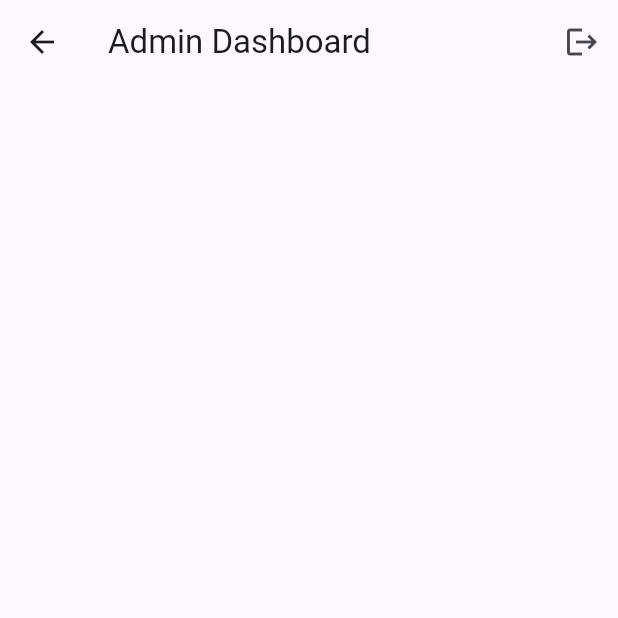
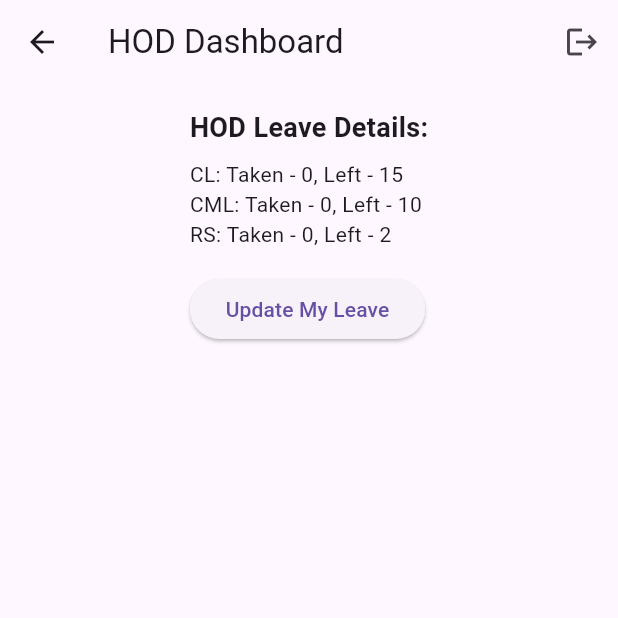
Before and after one commit to enigmayash/leave_management_system, a Flutter app: the AdminPage screen opened by its route, on a phone screen of 412 x 824 dp, the top half of it. Run offline on Flutter 3.47's test engine with Material 3 defaults, Android fonts, the phone set to English and light mode, and no system bars; our stand-ins replace cloud_firestore, firebase_auth, firebase_core; accounts and stored records are empty.

Commit message:
added hod and it's leave details and 3 types of leaves also

```diff
--- a/lib/screens/LoginPage.dart
+++ b/lib/screens/LoginPage.dart
@@ -40,7 +40,7 @@ class _LoginPageState extends State<LoginPage> {
                       .doc(user.uid)
                       .get();
                   Map<String, dynamic> userData = userDoc.data() as Map<String, dynamic>;
-                  if (userData['role'] == 'admin') {
+                  if (userData['role'] == 'hod') {
                     Navigator.pushReplacementNamed(context, '/admin');
                   } else {
                     Navigator.pushReplacementNamed(context, '/home');
--- a/lib/screens/admin_page.dart
+++ b/lib/screens/admin_page.dart
@@ -2,23 +2,80 @@ import 'package:flutter/material.dart';
 import 'package:cloud_firestore/cloud_firestore.dart';
 import 'package:firebase_auth/firebase_auth.dart';
 
-class AdminPage extends StatelessWidget {
+class AdminPage extends StatefulWidget {
+  @override
+  _AdminPageState createState() => _AdminPageState();
+}
+
+class _AdminPageState extends State<AdminPage> {
+  final FirebaseFirestore _firestore = FirebaseFirestore.instance;
+  Map<String, int> hodLeaves = {'CL': 0, 'CML': 0, 'RS': 0};
+  Map<String, int> hodLeavesLeft = {'CL': 15, 'CML': 10, 'RS': 2};
+
+  @override
+  void initState() {
+    super.initState();
+    _loadHodLeaves();
+  }
+
+  void _loadHodLeaves() async {
+    String hodId = FirebaseAuth.instance.currentUser!.uid;
+    DocumentSnapshot hodDoc = await _firestore.collection('users').doc(hodId).get();
+    Map<String, dynamic> hodData = hodDoc.data() as Map<String, dynamic>;
+    setState(() {
+      hodLeaves = {
+        'CL': (hodData['CL_Taken'] as num?)?.toInt() ?? 0,
+        'CML': (hodData['CML_Taken'] as num?)?.toInt() ?? 0,
+        'RS': (hodData['RS_Taken'] as num?)?.toInt() ?? 0,
+      };
+      hodLeavesLeft = {
+        'CL': 15 - ((hodData['CL_Taken'] as num?)?.toInt() ?? 0),
+        'CML': 10 - ((hodData['CML_Taken'] as num?)?.toInt() ?? 0),
+        'RS': 2 - ((hodData['RS_Taken'] as num?)?.toInt() ?? 0),
+      };
+    });
+  }
+
   void _logout(BuildContext context) async {
     await FirebaseAuth.instance.signOut();
     Navigator.of(context).pushReplacementNamed('/login');
   }
+
   @override
   Widget build(BuildContext context) {
     return Scaffold(
-      appBar: AppBar(title: Text('Admin Dashboard'),
+      appBar: AppBar(
+        title: Text('HOD Dashboard'),
         actions: [
           IconButton(
             icon: Icon(Icons.logout),
             onPressed: () => _logout(context),
           ),
-  ],),
-      body: StreamBuilder<QuerySnapshot>(
-        stream: FirebaseFirestore.instance.collection('leaves').where('status', isEqualTo: 'pending').snapshots(),
+        ],
+      ),
+      body: Column(
+        children: [
+          Padding(
+            padding: const EdgeInsets.all(16.0),
+            child: Column(
+              crossAxisAlignment: CrossAxisAlignment.start,
+              children: [
+                Text('HOD Leave Details:', style: TextStyle(fontSize: 18, fontWeight: FontWeight.bold)),
+                SizedBox(height: 8),
+                Text('CL: Taken - ${hodLeaves['CL']}, Left - ${hodLeavesLeft['CL']}'),
+                Text('CML: Taken - ${hodLeaves['CML']}, Left - ${hodLeavesLeft['CML']}'),
+                Text('RS: Taken - ${hodLeaves['RS']}, Left - ${hodLeavesLeft['RS']}'),
+                SizedBox(height: 16),
+                ElevatedButton(
+                  onPressed: () => _updateHodLeaves(context),
+                  child: Text('Update My Leave'),
+                ),
+              ],
+            ),
+          ),
+          Expanded(
+            child: StreamBuilder<QuerySnapshot>(
+              stream: _firestore.collection('leaves').where('status', isEqualTo: 'pending').snapshots(),
               builder: (context, snapshot) {
                 if (snapshot.hasError) {
                   return Text('Something went wrong');
@@ -31,9 +88,23 @@ class AdminPage extends StatelessWidget {
                 return ListView(
                   children: snapshot.data!.docs.map((DocumentSnapshot document) {
                     Map<String, dynamic> data = document.data() as Map<String, dynamic>;
-              return ListTile(
-                title: Text('Leave Application'),
-                subtitle: Text('Type: ${data['type']}, From: ${data['from_date']}, To: ${data['to_date']}'),
+                    return FutureBuilder<DocumentSnapshot>(
+                      future: _firestore.collection('users').doc(data['user_id']).get(),
+                      builder: (context, userSnapshot) {
+                        if (userSnapshot.connectionState == ConnectionState.done) {
+                          Map<String, dynamic> userData = userSnapshot.data!.data() as Map<String, dynamic>;
+                          return Card(
+                            child: ListTile(
+                              title: Text('Leave Application: ${data['teacher_name']}'),
+                              subtitle: Column(
+                                crossAxisAlignment: CrossAxisAlignment.start,
+                                children: [
+                                  Text('Type: ${data['type']}, From: ${data['from_date']}, To: ${data['to_date']}'),
+                                  Text('ID: ${userData['id']}'),
+                                  Text('CL Taken: ${(userData['CL_Taken'] as num?)?.toInt() ?? 0}, CML Taken: ${(userData['CML_Taken'] as num?)?.toInt() ?? 0}, RS Taken: ${(userData['RS_Taken'] as num?)?.toInt() ?? 0}'),
+                                  Text('CL Left: ${15 - ((userData['CL_Taken'] as num?)?.toInt() ?? 0)}, CML Left: ${10 - ((userData['CML_Taken'] as num?)?.toInt() ?? 0)}, RS Left: ${2 - ((userData['RS_Taken'] as num?)?.toInt() ?? 0)}'),
+                                ],
+                              ),
                               trailing: Row(
                                 mainAxisSize: MainAxisSize.min,
                                 children: [
@@ -49,18 +120,26 @@ class AdminPage extends StatelessWidget {
                                   ),
                                 ],
                               ),
+                            ),
+                          );
+                        }
+                        return CircularProgressIndicator();
+                      },
                     );
                   }).toList(),
                 );
               },
             ),
+          ),
+        ],
+      ),
     );
   }
 
   Future<void> approveLeave(String leaveId, String userId, String leaveType) async {
-    await FirebaseFirestore.instance.runTransaction((transaction) async {
-      DocumentReference leaveRef = FirebaseFirestore.instance.collection('leaves').doc(leaveId);
-      DocumentReference userRef = FirebaseFirestore.instance.collection('users').doc(userId);
+    await _firestore.runTransaction((transaction) async {
+      DocumentReference leaveRef = _firestore.collection('leaves').doc(leaveId);
+      DocumentReference userRef = _firestore.collection('users').doc(userId);
 
       DocumentSnapshot userSnapshot = await transaction.get(userRef);
       if (!userSnapshot.exists) {
@@ -68,8 +147,8 @@ class AdminPage extends StatelessWidget {
       }
 
       Map<String, dynamic> userData = userSnapshot.data() as Map<String, dynamic>;
-      String field = leaveType == 'casual' ? 'casualLeavesTaken' : 'medicalLeavesTaken';
-      int currentLeaves = userData[field] ?? 0;
+      String field = '${leaveType}_Taken';
+      int currentLeaves = (userData[field] as num?)?.toInt() ?? 0;
 
       transaction.update(userRef, {field: currentLeaves + 1});
       transaction.update(leaveRef, {'status': 'approved'});
@@ -77,6 +156,49 @@ class AdminPage extends StatelessWidget {
   }
 
   Future<void> rejectLeave(String leaveId) async {
-    await FirebaseFirestore.instance.collection('leaves').doc(leaveId).update({'status': 'rejected'});
+    await _firestore.collection('leaves').doc(leaveId).update({'status': 'rejected'});
+  }
+
+  void _updateHodLeaves(BuildContext context) async {
+    String? selectedLeaveType;
+    await showDialog(
+      context: context,
+      builder: (context) => AlertDialog(
+        title: Text('Update Leave'),
+        content: DropdownButton<String>(
+          value: selectedLeaveType,
+          hint: Text('Select leave type'),
+          items: ['CL', 'CML', 'RS'].map((String value) {
+            return DropdownMenuItem<String>(
+              value: value,
+              child: Text(value),
+            );
+          }).toList(),
+          onChanged: (value) {
+            selectedLeaveType = value;
+          },
+        ),
+        actions: [
+          TextButton(
+            child: Text('Cancel'),
+            onPressed: () => Navigator.of(context).pop(),
+          ),
+          TextButton(
+            child: Text('Update'),
+            onPressed: () async {
+              if (selectedLeaveType != null) {
+                String hodId = FirebaseAuth.instance.currentUser!.uid;
+                String field = '${selectedLeaveType}_Taken';
+                await _firestore.collection('users').doc(hodId).update({
+                  field: FieldValue.increment(1)
+                });
+                _loadHodLeaves();
+                Navigator.of(context).pop();
+              }
+            },
+          ),
+        ],
+      ),
+    );
   }
 }
--- a/lib/screens/home.dart
+++ b/lib/screens/home.dart
@@ -39,10 +39,12 @@ class HomePage extends StatelessWidget {
 
           Map<String, dynamic> userData = snapshot.data!.data() as Map<String, dynamic>? ?? {};
 
-          int totalCasualLeaves = 10;
-          int totalMedicalLeaves = 10;
-          int casualLeavesTaken = userData['casualLeavesTaken'] ?? 0;
-          int medicalLeavesTaken = userData['medicalLeavesTaken'] ?? 0;
+          int total_CL = 15;
+          int total_CML = 10;
+          int total_RS = 2;
+          int CL_Taken = userData['CL-Taken'] ?? 0;
+          int CML_Taken = userData['CML-Taken'] ?? 0;
+          int RS_Taken = userData['RS-Taken'] ?? 0;
 
           return Padding(
             padding: const EdgeInsets.all(16.0),
@@ -56,15 +58,20 @@ class HomePage extends StatelessWidget {
                 SizedBox(height: 16),
                 Text('Leave Details:', style: TextStyle(fontSize: 16, fontWeight: FontWeight.bold)),
                 SizedBox(height: 8),
-                Text('Casual Leaves:'),
-                Text('  Total: $totalCasualLeaves'),
-                Text('  Taken: $casualLeavesTaken'),
-                Text('  Remaining: ${totalCasualLeaves - casualLeavesTaken}'),
+                Text('CL:'),
+                Text('  Total: $total_CL'),
+                Text('  Taken: $CL_Taken'),
+                Text('  Remaining: ${total_CL - CL_Taken}'),
                 SizedBox(height: 8),
-                Text('Medical Leaves:'),
-                Text('  Total: $totalMedicalLeaves'),
-                Text('  Taken: $medicalLeavesTaken'),
-                Text('  Remaining: ${totalMedicalLeaves - medicalLeavesTaken}'),
+                Text('CML:'),
+                Text('  Total: $total_CML'),
+                Text('  Taken: $CML_Taken'),
+                Text('  Remaining: ${total_CML - CML_Taken}'),
+                SizedBox(height: 24),
+                Text('RS:'),
+                Text('  Total: $total_RS'),
+                Text('  Taken: $RS_Taken'),
+                Text('  Remaining: ${total_RS - RS_Taken}'),
                 SizedBox(height: 24),
                 ElevatedButton(
                   onPressed: () {
--- a/lib/screens/signup.dart
+++ b/lib/screens/signup.dart
@@ -14,7 +14,7 @@ class _SignUpPageState extends State<SignUpPage> {
   final TextEditingController _phoneController = TextEditingController();
   final TextEditingController _idController = TextEditingController();
   final TextEditingController _deptController = TextEditingController();
-  String _role = 'teacher';
+  String _role = 'teaching_staff';
 
   final AuthService _authService = AuthService();
 
@@ -26,20 +26,35 @@ class _SignUpPageState extends State<SignUpPage> {
         padding: const EdgeInsets.all(16.0),
         child: Column(
           children: [
-            TextField(controller: _nameController, decoration: InputDecoration(labelText: 'Name')),
-            TextField(controller: _phoneController, decoration: InputDecoration(labelText: 'Phone No')),
-            TextField(controller: _idController, decoration: InputDecoration(labelText: 'ID')),
-            TextField(controller: _deptController, decoration: InputDecoration(labelText: 'Department')),
-            TextField(controller: _emailController, decoration: InputDecoration(labelText: 'Email')),
-            TextField(controller: _passwordController, decoration: InputDecoration(labelText: 'Password'), obscureText: true),
+            TextField(
+                controller: _nameController,
+                decoration: InputDecoration(labelText: 'Name')),
+            TextField(
+                controller: _phoneController,
+                decoration: InputDecoration(labelText: 'Phone No')),
+            TextField(
+                controller: _idController,
+                decoration: InputDecoration(labelText: 'ID')),
+            TextField(
+                controller: _deptController,
+                decoration: InputDecoration(labelText: 'Department')),
+            TextField(
+                controller: _emailController,
+                decoration: InputDecoration(labelText: 'Email')),
+            TextField(
+                controller: _passwordController,
+                decoration: InputDecoration(labelText: 'Password'),
+                obscureText: true),
             DropdownButton<String>(
               value: _role,
               onChanged: (String? newValue) {
-                setState(() {
-                  _role = newValue!;
-                });
+                if (newValue != null) {
+                  setState(() {
+                    _role = newValue;
+                  });
+                }
               },
-              items: <String>['teacher', 'admin']
+              items: <String>['teaching_staff', 'hod', 'non_teaching_staff']
                   .map<DropdownMenuItem<String>>((String value) {
                 return DropdownMenuItem<String>(
                   value: value,
@@ -55,8 +70,9 @@ class _SignUpPageState extends State<SignUpPage> {
                   'id': _idController.text,
                   'dept': _deptController.text,
                   'role': _role,
-                  'casualLeavesTaken': 0,
-                  'medicalLeavesTaken': 0,
+                  'CL_Taken': 0,
+                  'CML_Taken': 0,
+                  'RS_Taken': 0,
                 };
                 User? user = await _authService.signUpWithEmail(
                     _emailController.text, _passwordController.text, userData);
```
Also changed, not shown: lib/screens/leave_application.dart (+19 -10 lines). Lines whose indentation alone changed are shown as unchanged.
